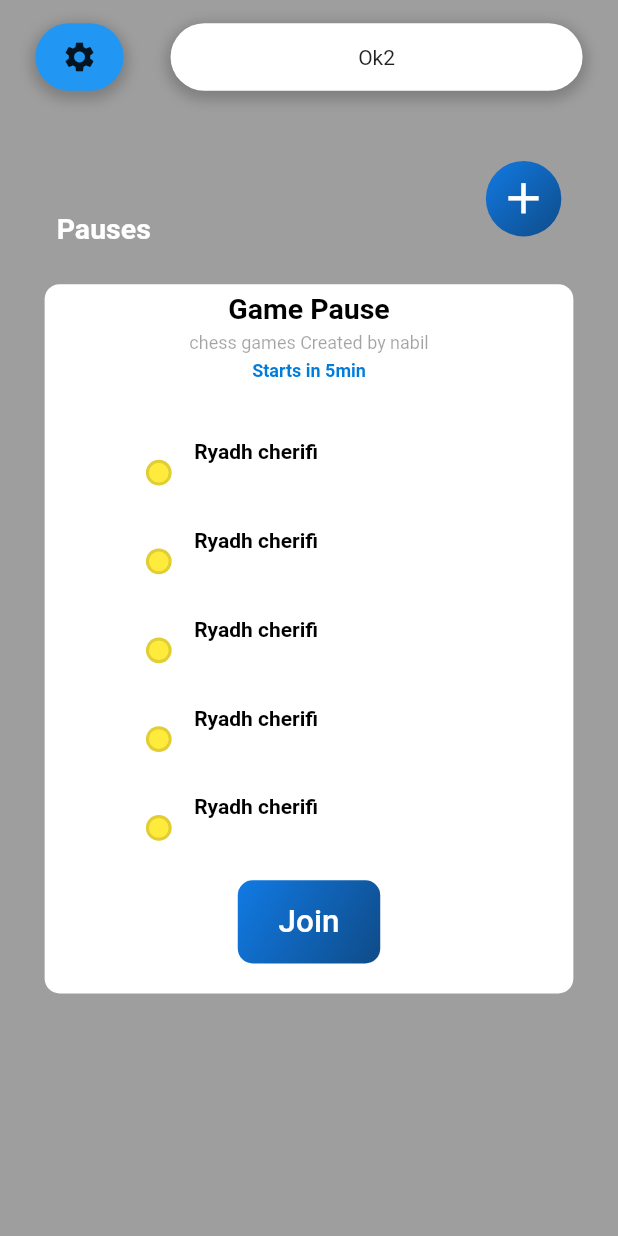
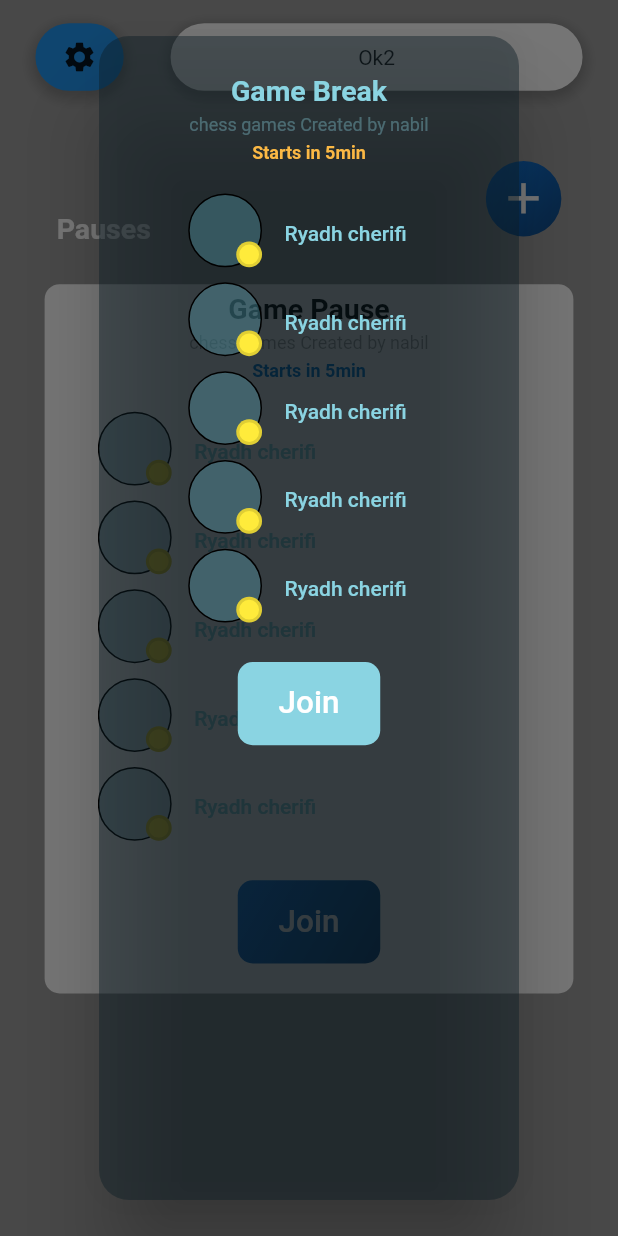
Before and after one commit to Ryadhcherifi/hackrh, a Flutter app: the PauseScreen screen opened directly, after a tap on the "add" icon, on a phone screen of 412 x 824 dp. Run offline on Flutter 3.47's test engine with Material 2 defaults, Android fonts, the phone set to English and light mode, and no system bars; our stand-ins replace font_awesome_flutter; missing offline and left inert: flutter_cupertino_date_picker.

Commit message:
mise a jour des pauses avec les couleurs

```diff
--- /dev/null
+++ b/hackrh/lib/screens/PauseDetails.dart
@@ -0,0 +1,105 @@
+import 'package:flutter/material.dart';
+import 'package:hackrh/widgets/UserProfile.dart';
+
+class PauseDetails extends StatefulWidget {
+  @override
+  _PauseDetailsState createState() => _PauseDetailsState();
+}
+
+class _PauseDetailsState extends State<PauseDetails> {
+  static Color blue1 = Color(0xff1F768A);
+  static Color mijaune = Color(0xffFBB844);
+  static Color blueclair = Color(0xff8AD4E2);
+  static Color subtitles = Color(0xff8AD4E2).withOpacity(0.3607843137254902);
+  static Color background = Color(0xff0C1D25).withOpacity(0.4392156862745098);
+  static Color avatar = Color(0xff58A4B5).withOpacity(0.3686274509803922);
+  String _typepause = "Game";
+  String _soustype = "chess games";
+  String _init = "nabil";
+  String _timetostart = "5min";
+  List<Widget> _userspause = [
+    UserProfile("Ryadh cherifi", 43 / 360, 230 / 360)
+  ];
+  @override
+  Widget build(BuildContext context) {
+    Size screensize = MediaQuery.of(context).size;
+
+    return AlertDialog(
+      backgroundColor: background,
+      titlePadding: EdgeInsets.all(0),
+      shape: RoundedRectangleBorder(borderRadius: BorderRadius.circular(20)),
+      content: Column(
+        crossAxisAlignment: CrossAxisAlignment.center,
+        children: <Widget>[
+          Container(
+            margin: EdgeInsets.symmetric(vertical: 5),
+            child: Text(
+              _typepause + " Break",
+              style: TextStyle(
+                  color: blueclair, fontSize: 19, fontWeight: FontWeight.bold),
+            ),
+          ),
+          Container(
+            child: Text(
+              _soustype + " Created by " + _init,
+              style: TextStyle(
+                color: subtitles,
+                fontSize: 12,
+                fontWeight: FontWeight.w400,
+              ),
+            ),
+          ),
+          Container(
+            margin: EdgeInsets.symmetric(vertical: 5),
+            child: Text(
+              "Starts in " + _timetostart,
+              style: TextStyle(
+                  color: mijaune, fontSize: 12, fontWeight: FontWeight.bold),
+            ),
+          ),
+          Container(
+            height: screensize.height * (231 / 640),
+            margin: EdgeInsets.only(
+              top: 10,
+              left: screensize.width * (31 / 360),
+            ),
+            child: ListView.builder(
+              itemCount: 15,
+              itemBuilder: (context, pos) {
+                return _userspause[0];
+              },
+            ),
+          ),
+          GestureDetector(
+            onTap: () {},
+            child: Container(
+              margin: EdgeInsets.only(top: 20, bottom: 20),
+              height: screensize.height * (43 / 640),
+              width: screensize.width * (83 / 360),
+              decoration: BoxDecoration(
+                borderRadius: BorderRadius.circular(10),
+                gradient: LinearGradient(
+                  begin: Alignment.topLeft,
+                  end: Alignment.bottomRight,
+                  colors: [
+                    blueclair,
+                    blueclair,
+                  ],
+                ),
+              ),
+              child: Center(
+                child: Text(
+                  "Join",
+                  style: TextStyle(
+                      color: Colors.white,
+                      fontSize: 21,
+                      fontWeight: FontWeight.w500),
+                ),
+              ),
+            ),
+          ),
+        ],
+      ),
+    );
+  }
+}
--- a/hackrh/lib/screens/PauseScreen.dart
+++ b/hackrh/lib/screens/PauseScreen.dart
@@ -1,4 +1,6 @@
 import "package:flutter/material.dart";
+import 'package:hackrh/screens/PauseDetails.dart';
+import 'package:hackrh/widgets/AddPause.dart';
 import 'package:hackrh/widgets/FirstBar.dart';
 import 'package:hackrh/widgets/UserProfile.dart';
 
@@ -45,7 +47,9 @@ class _PauseScreenState extends State<PauseScreen> {
                     ),
                   ),
                   GestureDetector(
-                    onTap: () {},
+                    onTap: () {
+                      addpause(context);
+                    },
                     child: Container(
                         decoration: BoxDecoration(
                           gradient: LinearGradient(
@@ -157,3 +161,11 @@ class _PauseScreenState extends State<PauseScreen> {
     );
   }
 }
+
+void addpause(BuildContext context) {
+  showDialog(
+      context: context,
+      builder: (BuildContext context) {
+        return PauseDetails();
+      });
+}
--- a/hackrh/lib/widgets/PauseType.dart
+++ b/hackrh/lib/widgets/PauseType.dart
@@ -23,7 +23,7 @@ class PauseType extends StatelessWidget {
           child: Center(
             child: Icon(
               icon,
-              color: selected ? first : second,
+              color: selected ? Colors.white : second,
               size: screensize.width * (20 / 360),
             ),
           ),
@@ -33,7 +33,7 @@ class PauseType extends StatelessWidget {
           child: Text(
             nom,
             style: TextStyle(
-              color: selected ? second : Colors.black,
+              color: selected ? second : first,
               fontSize: 14,
               fontWeight: FontWeight.w300,
             ),
--- a/hackrh/lib/widgets/ProfileAvatre.dart
+++ b/hackrh/lib/widgets/ProfileAvatre.dart
@@ -1,14 +1,17 @@
 import 'package:flutter/material.dart';
 
 Widget ProfileAvatre(Size screensize, double largueur) {
+  Color avatar = Color(0xff58A4B5).withOpacity(0.3686274509803922);
+  Color mijaune = Color(0xffFBB844);
   return Stack(
     alignment: Alignment.bottomRight,
     children: <Widget>[
       Container(
         decoration: BoxDecoration(
+          color: avatar,
           shape: BoxShape.circle,
           border: Border.all(
-            color: Colors.white,
+            color: Colors.black,
             width: 1,
           ),
         ),
--- a/hackrh/lib/widgets/UserProfile.dart
+++ b/hackrh/lib/widgets/UserProfile.dart
@@ -6,6 +6,7 @@ class UserProfile extends StatelessWidget {
   double avatare;
   double row;
   UserProfile(this._nom, this.avatare, this.row);
+  static Color blueclair = Color(0xff8AD4E2);
   @override
   Widget build(BuildContext context) {
     Size screensize = MediaQuery.of(context).size;
@@ -25,9 +26,7 @@ class UserProfile extends StatelessWidget {
             child: Text(
               _nom,
               style: TextStyle(
-                  color: Colors.black,
-                  fontSize: 14,
-                  fontWeight: FontWeight.bold),
+                  color: blueclair, fontSize: 14, fontWeight: FontWeight.w500),
             ),
           ),
         ],
```
Also changed, not shown: hackrh/lib/widgets/AddPause.dart (+129 -34 lines).
